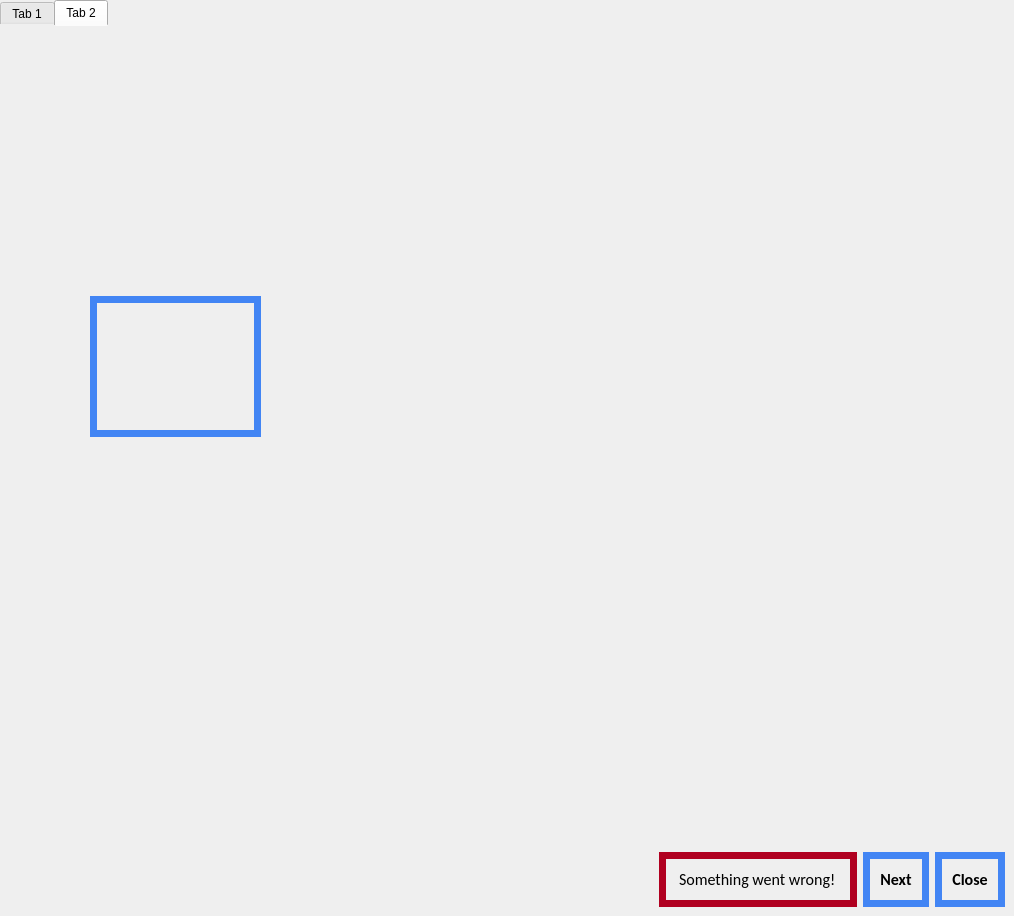
This is OrbitQt/TutorialOverlay.ui in 459359351/orbit as Qt 5 draws it before an edit. The edited form follows.
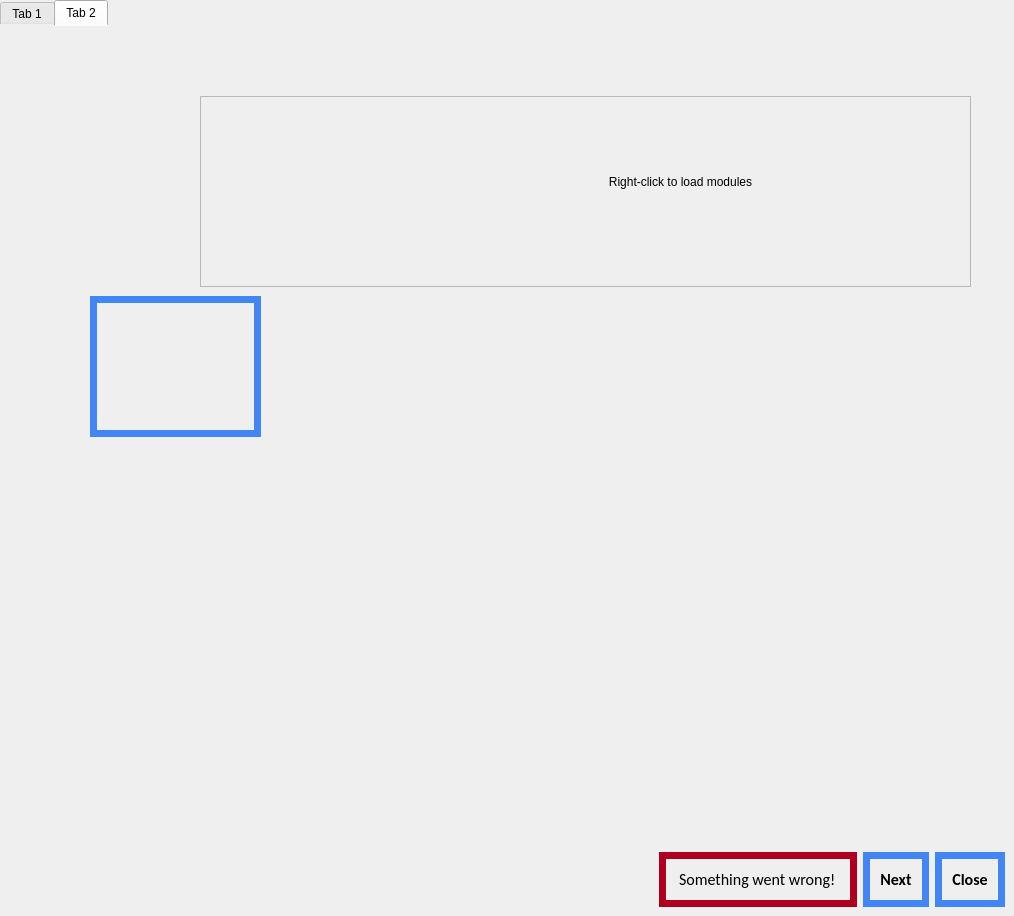
This is the edited form. The open tabs and pages were chosen to show the change. Icons and pictures are not drawn.

```diff
--- a/OrbitQt/TutorialOverlay.ui
+++ b/OrbitQt/TutorialOverlay.ui
@@ -233,25 +233,6 @@
       <attribute name="title">
        <string>Tab 2</string>
       </attribute>
-      <widget class="QLabel" name="mainHint_2">
-       <property name="geometry">
-        <rect>
-         <x>170</x>
-         <y>70</y>
-         <width>751</width>
-         <height>201</height>
-        </rect>
-       </property>
-       <property name="text">
-        <string/>
-       </property>
-       <property name="pixmap">
-        <pixmap>:/images/tutorial/load_symbols.png</pixmap>
-       </property>
-       <property name="scaledContents">
-        <bool>false</bool>
-       </property>
-      </widget>
       <widget class="QLabel" name="borderLabel_2">
        <property name="geometry">
         <rect>
@@ -272,6 +253,74 @@
         <bool>true</bool>
        </property>
       </widget>
+      <widget class="QFrame" name="frame_3">
+       <property name="geometry">
+        <rect>
+         <x>200</x>
+         <y>70</y>
+         <width>771</width>
+         <height>191</height>
+        </rect>
+       </property>
+       <property name="frameShape">
+        <enum>QFrame::StyledPanel</enum>
+       </property>
+       <property name="frameShadow">
+        <enum>QFrame::Raised</enum>
+       </property>
+       <widget class="QLabel" name="label_5">
+        <property name="geometry">
+         <rect>
+          <x>190</x>
+          <y>50</y>
+          <width>581</width>
+          <height>71</height>
+         </rect>
+        </property>
+        <property name="sizePolicy">
+         <sizepolicy hsizetype="Preferred" vsizetype="Preferred">
+          <horstretch>0</horstretch>
+          <verstretch>0</verstretch>
+         </sizepolicy>
+        </property>
+        <property name="styleSheet">
+         <string notr="true">border-image: url(:/images/tutorial/blue_callout.png) 0 0 0 0 stretch stretch;
+font: 32pt 'Caveat';
+padding: 5px;</string>
+        </property>
+        <property name="text">
+         <string>Right-click to load modules</string>
+        </property>
+        <property name="scaledContents">
+         <bool>false</bool>
+        </property>
+        <property name="alignment">
+         <set>Qt::AlignCenter</set>
+        </property>
+        <property name="wordWrap">
+         <bool>false</bool>
+        </property>
+       </widget>
+       <widget class="QLabel" name="label_6">
+        <property name="geometry">
+         <rect>
+          <x>0</x>
+          <y>70</y>
+          <width>191</width>
+          <height>121</height>
+         </rect>
+        </property>
+        <property name="text">
+         <string/>
+        </property>
+        <property name="pixmap">
+         <pixmap resource="../images/orbitimages.qrc">:/images/tutorial/arrow_down1.png</pixmap>
+        </property>
+        <property name="scaledContents">
+         <bool>true</bool>
+        </property>
+       </widget>
+      </widget>
      </widget>
     </widget>
    </item>
```
Left out of the diff: 22 changed lines with no effect on the pictures.
